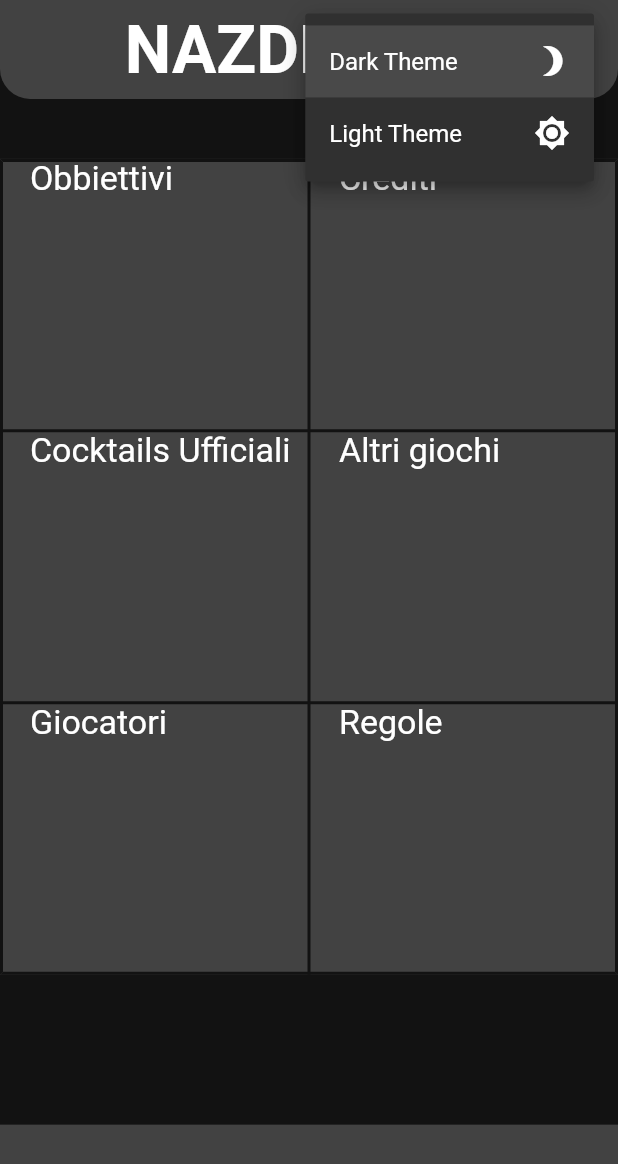
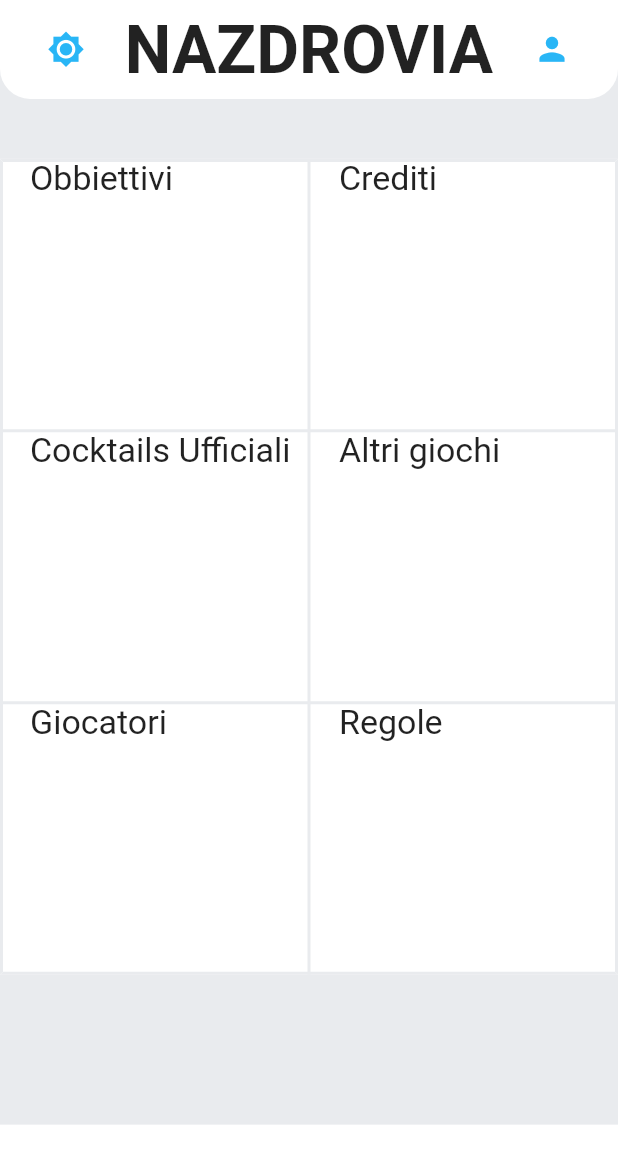
Before and after one commit to MassimoTambu/nazdrovia, a Flutter app: the screen it shows after launch, after a tap on the "brightness 3" icon, on a phone screen of 412 x 824 dp. Shown: the top 1164 px of the screen. Run offline on Flutter 3.47's test engine with Material 2 defaults, Android fonts, the phone set to English and light mode, and no system bars; our stand-ins replace auto_route, shared_preferences; generated files the repository leaves out were written again.

Commit message:
Added widgets and simplified nav_bar view.

```diff
--- a/nazdrovia/lib/app_states/app_state.dart
+++ /dev/null
@@ -1,20 +0,0 @@
-import 'package:flutter/material.dart';
-import 'package:nazdrovia/shared/services/services.dart';
-import 'package:nazdrovia/shared/utils/utilities.dart';
-
-class AppState with ChangeNotifier {
-  final Themes _themes = Themes();
-  final LocalStorageService _localStorage = LocalStorageService();
-
-  AppState() {
-    _localStorage.getInstance();
-  }
-
-  Themes get themes => _themes;
-  LocalStorageService get localStorage => _localStorage;
-
-  void changeCurrentTheme(String newTheme) {
-    localStorage.setItem(Themes.lsThemeKey, newTheme);
-    notifyListeners();
-  }
-}
--- a/nazdrovia/lib/main.dart
+++ b/nazdrovia/lib/main.dart
@@ -1,7 +1,6 @@
 import 'package:flutter/material.dart';
-import 'package:nazdrovia/app_states/app_state.dart';
 import 'package:nazdrovia/router/naz_app_router.gr.dart';
-import 'package:nazdrovia/shared/utils/utilities.dart';
+import 'package:nazdrovia/state_models/theme_state.dart';
 import 'package:provider/provider.dart';
 
 void main() {
@@ -11,24 +10,21 @@ void main() {
 class NazdroviaApp extends StatelessWidget {
   @override
   Widget build(BuildContext context) {
-    return MultiProvider(
-      providers: [
-        ChangeNotifierProvider<AppState>(
-          create: (context) => AppState(),
-        ),
-      ],
-      child: _MaterialAppManager(),
+    return ChangeNotifierProvider<ThemeState>(
+      create: (context) => ThemeState(),
+      child: const _MaterialAppManager(),
     );
   }
 }
 
 class _MaterialAppManager extends StatefulWidget {
+  const _MaterialAppManager();
   @override
   State<_MaterialAppManager> createState() => _MaterialAppManagerState();
 }
 
 class _MaterialAppManagerState extends State<_MaterialAppManager> {
-  late AppRouter _appRouter;
+  late final AppRouter _appRouter;
 
   @override
   initState() {
@@ -38,17 +34,9 @@ class _MaterialAppManagerState extends State<_MaterialAppManager> {
 
   @override
   Widget build(BuildContext context) {
-    final lightTheme = Provider.of<AppState>(context, listen: false)
-        .themes
-        .buildLightThemeData();
-    final darkTheme = Provider.of<AppState>(context, listen: false)
-        .themes
-        .buildDarkThemeData();
-    final lsThemeKey = Provider.of<AppState>(context, listen: false)
-        .localStorage
-        .getItem(Themes.lsThemeKey);
-    final themeMode =
-        Provider.of<AppState>(context).themes.currentTheme(lsThemeKey);
+    final lightTheme = context.read<ThemeState>().themes.buildLightThemeData();
+    final darkTheme = context.read<ThemeState>().themes.buildDarkThemeData();
+    final themeMode = context.watch<ThemeState>().getCurrentTheme();
 
     return MaterialApp.router(
       theme: lightTheme,
--- a/nazdrovia/lib/pages/homepage.dart
+++ b/nazdrovia/lib/pages/homepage.dart
@@ -2,6 +2,7 @@ import 'package:flutter/material.dart';
 import 'package:nazdrovia/router/naz_app_router.gr.dart';
 import 'package:auto_route/auto_route.dart';
 import 'package:nazdrovia/shared/utils/utilities.dart';
+import 'package:nazdrovia/shared/widgets/footer.dart';
 import 'package:nazdrovia/shared/widgets/widgets.dart';
 
 class HomePage extends StatelessWidget {
@@ -13,9 +14,9 @@ class HomePage extends StatelessWidget {
         child: SingleChildScrollView(
           child: Column(
             children: [
-              NavBar(),
-              PagesTable(),
-              Footer(),
+              const NavBar(),
+              const PagesTable(),
+              const Footer(),
             ],
           ),
         ),
@@ -25,15 +26,7 @@ class HomePage extends StatelessWidget {
 }
 
 class PagesTable extends StatelessWidget {
-  // lista di path con categorie
-  final List<PageRouteInfo> pageCategories = [
-    AchievementsRoute(),
-    CreditsRoute(),
-    OfficialCocktailsRoute(),
-    OtherGamesRoute(),
-    PlayersRoute(),
-    RulesRoute(),
-  ];
+  const PagesTable();
 
   @override
   Widget build(BuildContext context) {
@@ -47,20 +40,20 @@ class PagesTable extends StatelessWidget {
           children: [
             TableRow(
               children: [
-                PageRow(pageCategories[0], 'Obbiettivi'),
-                PageRow(pageCategories[1], 'Crediti'),
+                PageRow(AchievementsRoute(), 'Obbiettivi'),
+                PageRow(CreditsRoute(), 'Crediti'),
               ],
             ),
             TableRow(
               children: [
-                PageRow(pageCategories[2], 'Cocktails Ufficiali'),
-                PageRow(pageCategories[3], 'Altri giochi'),
+                PageRow(OfficialCocktailsRoute(), 'Cocktails Ufficiali'),
+                PageRow(OtherGamesRoute(), 'Altri giochi'),
               ],
             ),
             TableRow(
               children: [
-                PageRow(pageCategories[4], 'Giocatori'),
-                PageRow(pageCategories[5], 'Regole'),
+                PageRow(PlayersRoute(), 'Giocatori'),
+                PageRow(RulesRoute(), 'Regole'),
               ],
             ),
           ],
@@ -100,14 +93,3 @@ class PageRow extends StatelessWidget {
     context.router.push(page);
   }
 }
-
-class Footer extends StatelessWidget {
-  @override
-  Widget build(BuildContext context) {
-    return Container(
-      width: MediaQuery.of(context).size.width,
-      height: 300,
-      color: Theme.of(context).backgroundColor,
-    );
-  }
-}
--- /dev/null
+++ b/nazdrovia/lib/shared/extensions/theme_extension.dart
@@ -0,0 +1,7 @@
+import 'package:flutter/material.dart';
+
+extension ThemeContext on BuildContext {
+  ThemeData theme() {
+    return Theme.of(this);
+  }
+}
--- a/nazdrovia/lib/shared/utils/themes.dart
+++ b/nazdrovia/lib/shared/utils/themes.dart
@@ -1,10 +1,6 @@
 import 'package:flutter/material.dart';
 
 class Themes {
-  static String lsThemeKey = 'THEME';
-  static String lightTheme = 'Light Theme';
-  static String darkTheme = 'Dark Theme';
-  static bool isLightTheme = false;
   TextTheme _textTheme = TextTheme();
 
   ThemeData buildLightThemeData() {
@@ -34,13 +30,4 @@ class Themes {
       textTheme: _textTheme,
     );
   }
-
-  ThemeMode currentTheme(String? lsThemeKey) {
-    if (lsThemeKey == lightTheme) {
-      isLightTheme = true;
-      return ThemeMode.light;
-    }
-    isLightTheme = false;
-    return ThemeMode.dark;
-  }
 }
--- /dev/null
+++ b/nazdrovia/lib/shared/widgets/footer.dart
@@ -0,0 +1,14 @@
+import 'package:flutter/material.dart';
+
+class Footer extends StatelessWidget {
+  const Footer();
+
+  @override
+  Widget build(BuildContext context) {
+    return Container(
+      width: MediaQuery.of(context).size.width,
+      height: 300,
+      color: Theme.of(context).backgroundColor,
+    );
+  }
+}
--- /dev/null
+++ b/nazdrovia/lib/shared/widgets/login_button.dart
@@ -0,0 +1,18 @@
+import 'package:flutter/material.dart';
+import 'package:nazdrovia/shared/extensions/theme_extension.dart';
+
+class LoginButton extends StatelessWidget {
+  const LoginButton({Key? key}) : super(key: key);
+
+  @override
+  Widget build(BuildContext context) {
+    return IconButton(
+      icon: Icon(
+        Icons.person,
+        size: 25,
+        color: context.theme().accentColor,
+      ),
+      onPressed: () {},
+    );
+  }
+}
--- a/nazdrovia/lib/shared/widgets/nav_bar.dart
+++ b/nazdrovia/lib/shared/widgets/nav_bar.dart
@@ -1,11 +1,12 @@
 import 'package:flutter/material.dart';
-import 'package:nazdrovia/app_states/app_state.dart';
-import 'package:provider/provider.dart';
+import 'package:nazdrovia/shared/widgets/login_button.dart';
+import 'package:nazdrovia/shared/widgets/theme_button.dart';
 
-import '../utils/resizer.dart';
 import '../utils/utilities.dart';
 
 class NavBar extends StatelessWidget {
+  const NavBar();
+
   @override
   Widget build(BuildContext context) {
     return Padding(
@@ -39,9 +40,19 @@ class NavBar extends StatelessWidget {
                       );
                     },
                   ),
-                  Align(
-                    alignment: Alignment.centerRight,
-                    child: DropdownThemeButton(),
+                  const Padding(
+                    padding: EdgeInsets.only(left: 20),
+                    child: Align(
+                      alignment: Alignment.centerLeft,
+                      child: ThemeButton(),
+                    ),
+                  ),
+                  const Padding(
+                    padding: EdgeInsets.only(right: 20),
+                    child: Align(
+                      alignment: Alignment.centerRight,
+                      child: LoginButton(),
+                    ),
                   ),
                 ],
               ),
@@ -52,48 +63,3 @@ class NavBar extends StatelessWidget {
     );
   }
 }
-
-class DropdownThemeButton extends StatefulWidget {
-  @override
-  _DropdownThemeButtonState createState() => _DropdownThemeButtonState();
-}
-
-class _DropdownThemeButtonState extends State<DropdownThemeButton> {
-  String dropdownValue = 'One';
-
-  @override
-  Widget build(BuildContext context) {
-    return Padding(
-      padding: const EdgeInsets.only(right: 40),
-      child: DropdownButton<String>(
-        icon: Icon(
-          Themes.isLightTheme ? Icons.brightness_7 : Icons.brightness_3,
-          size: 40,
-          color: Theme.of(context).primaryColor,
-        ),
-        items: <String>[Themes.darkTheme, Themes.lightTheme]
-            .map<DropdownMenuItem<String>>((String theme) {
-          return DropdownMenuItem<String>(
-            value: theme,
-            child: Row(
-              mainAxisAlignment: MainAxisAlignment.spaceBetween,
-              children: [
-                Text(theme),
-                Icon(
-                  theme == Themes.darkTheme
-                      ? Icons.brightness_3
-                      : Icons.brightness_7,
-                ),
-              ],
-            ),
-          );
-        }).toList(),
-        underline: const SizedBox(),
-        onChanged: (String? newTheme) {
-          Provider.of<AppState>(context, listen: false)
-              .changeCurrentTheme(newTheme!);
-        },
-      ),
-    );
-  }
-}
--- /dev/null
+++ b/nazdrovia/lib/shared/widgets/theme_button.dart
@@ -0,0 +1,22 @@
+import 'package:flutter/material.dart';
+import 'package:nazdrovia/shared/extensions/theme_extension.dart';
+import 'package:nazdrovia/state_models/theme_state.dart';
+import 'package:provider/provider.dart';
+
+class ThemeButton extends StatelessWidget {
+  const ThemeButton();
+
+  @override
+  Widget build(BuildContext context) {
+    final isDarkTheme = context.read<ThemeState>().isDarkTheme;
+    final icon = Icon(
+      isDarkTheme ? Icons.brightness_3 : Icons.brightness_7,
+      size: 25,
+      color: context.theme().accentColor,
+    );
+    return IconButton(
+        onPressed: () =>
+            context.read<ThemeState>().changeCurrentTheme(!isDarkTheme),
+        icon: icon);
+  }
+}
--- a/nazdrovia/lib/shared/widgets/widgets.dart
+++ b/nazdrovia/lib/shared/widgets/widgets.dart
@@ -1 +1,4 @@
 export 'nav_bar.dart';
+export 'footer.dart';
+export 'theme_button.dart';
+export 'login_button.dart';
--- /dev/null
+++ b/nazdrovia/lib/state_models/theme_state.dart
@@ -0,0 +1,34 @@
+import 'package:flutter/material.dart';
+import 'package:nazdrovia/shared/services/local_storage_service.dart';
+import 'package:nazdrovia/shared/utils/utilities.dart';
+
+class ThemeState with ChangeNotifier {
+  final _themes = Themes();
+  final _localStorage = LocalStorageService();
+  final lsThemeKey = 'THEME';
+  final lightTheme = 'Light Theme';
+  final darkTheme = 'Dark Theme';
+  var isDarkTheme = true;
+
+  ThemeState() {
+    _localStorage.getInstance();
+  }
+
+  Themes get themes => _themes;
+
+  void changeCurrentTheme(bool isDarkTheme) {
+    final currentTheme = isDarkTheme ? darkTheme : lightTheme;
+    this.isDarkTheme = isDarkTheme;
+
+    _localStorage.setItem(lsThemeKey, currentTheme);
+    notifyListeners();
+  }
+
+  ThemeMode getCurrentTheme() {
+    final theme = _localStorage.getItem(lsThemeKey);
+    if (theme == lightTheme) {
+      return ThemeMode.light;
+    }
+    return ThemeMode.dark;
+  }
+}
```
